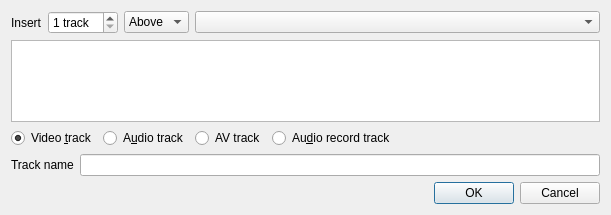
First picture: the form in src/ui/addtrack_ui.ui, repository KDE/kdenlive, before the edit.
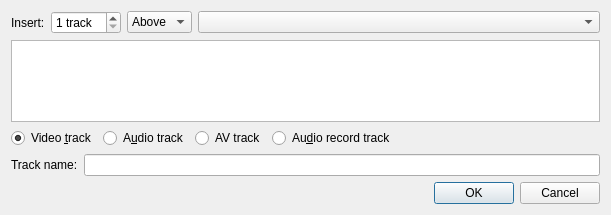
Second picture: the form after the edit. Custom widgets are drawn as their Qt base class.

The edit to the form file:
```diff
--- a/src/ui/addtrack_ui.ui
+++ b/src/ui/addtrack_ui.ui
@@ -43,7 +43,7 @@
      <item>
       <widget class="QLabel" name="name_label">
        <property name="text">
-        <string>Track name</string>
+        <string>Track name:</string>
        </property>
       </widget>
      </item>
@@ -68,7 +68,7 @@
    <item row="0" column="0">
     <widget class="QLabel" name="label">
      <property name="text">
-      <string>Insert</string>
+      <string>Insert:</string>
      </property>
     </widget>
    </item>
```
